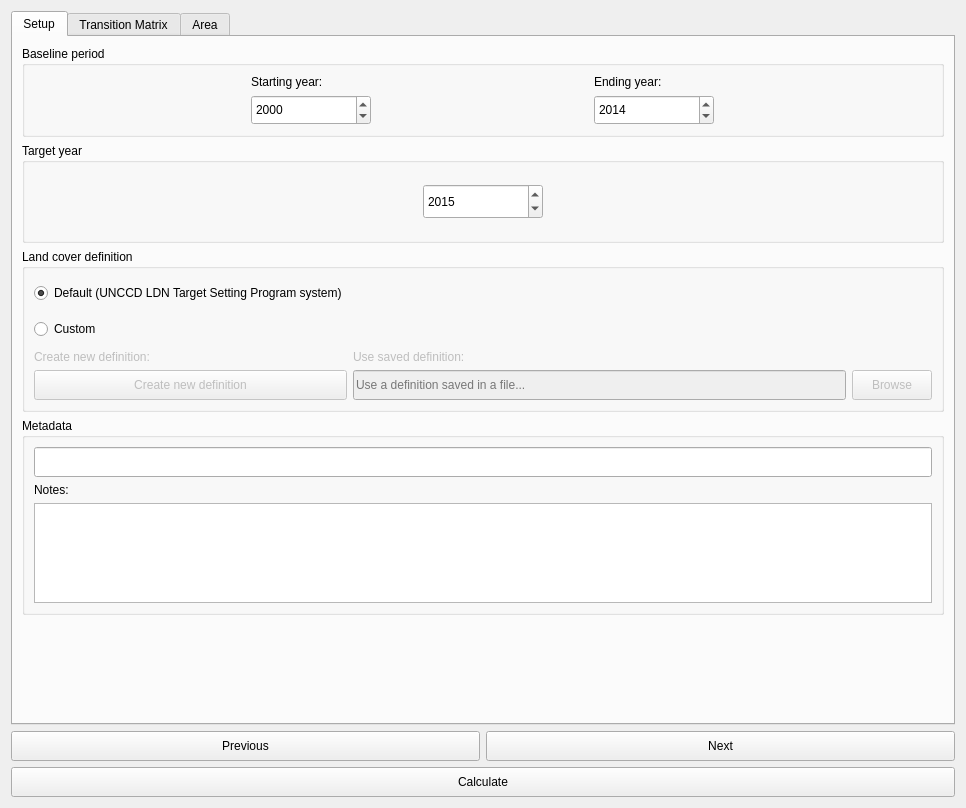
Qt form LDMP/gui/DlgCalculateLC.ui (ConservationInternational/trends.earth) before a commit.
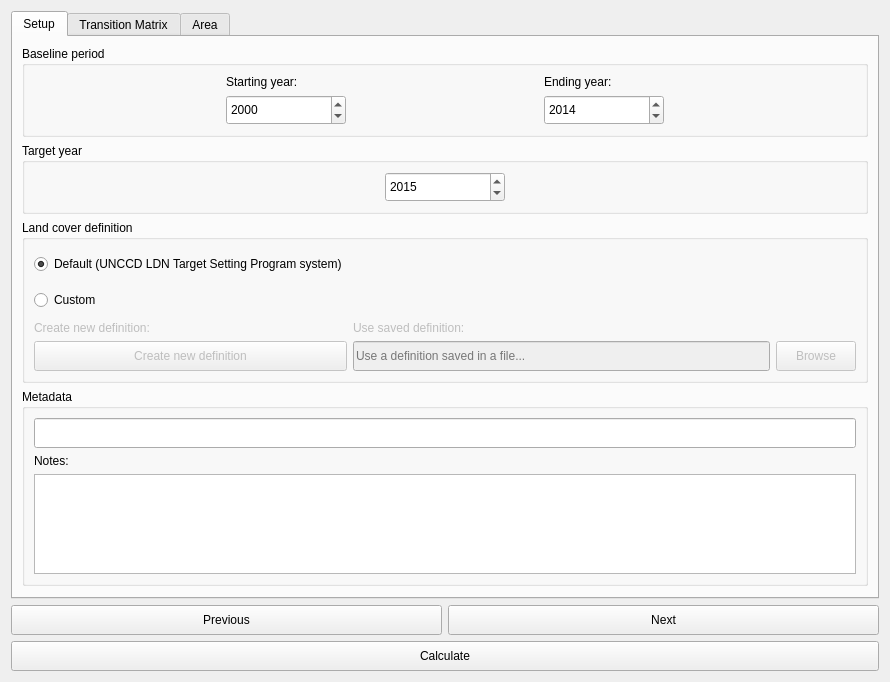
The same form after that commit.

Patch:
```diff
--- a/LDMP/gui/DlgCalculateLC.ui
+++ b/LDMP/gui/DlgCalculateLC.ui
@@ -6,8 +6,8 @@
    <rect>
     <x>0</x>
     <y>0</y>
-    <width>966</width>
-    <height>808</height>
+    <width>890</width>
+    <height>656</height>
    </rect>
   </property>
   <property name="sizePolicy">
```
